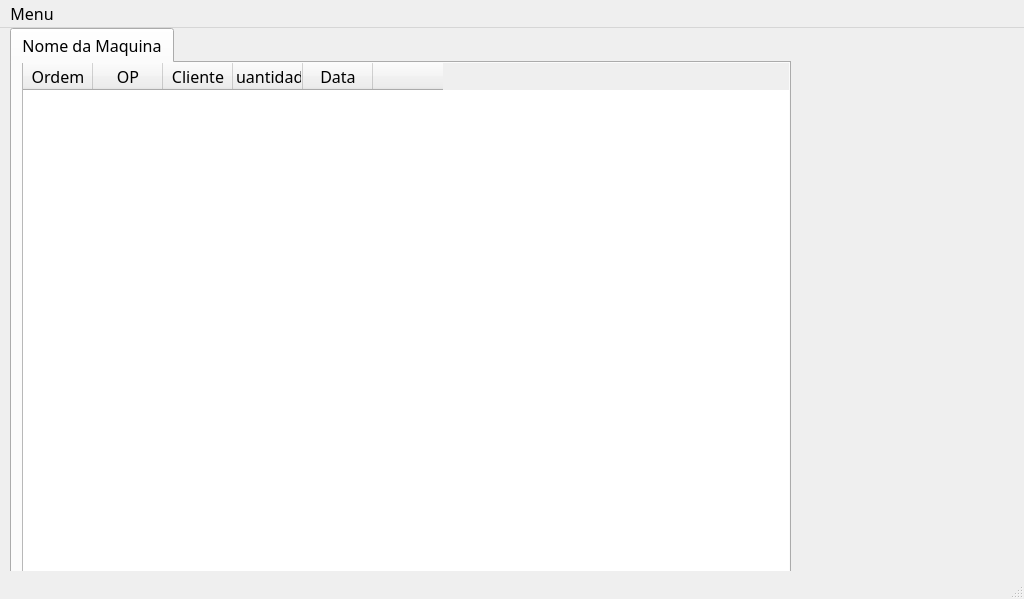
Above: PointSW/TelaPrincipal.ui from LuanTavares/PointSW before the change. Below: the same form after it.
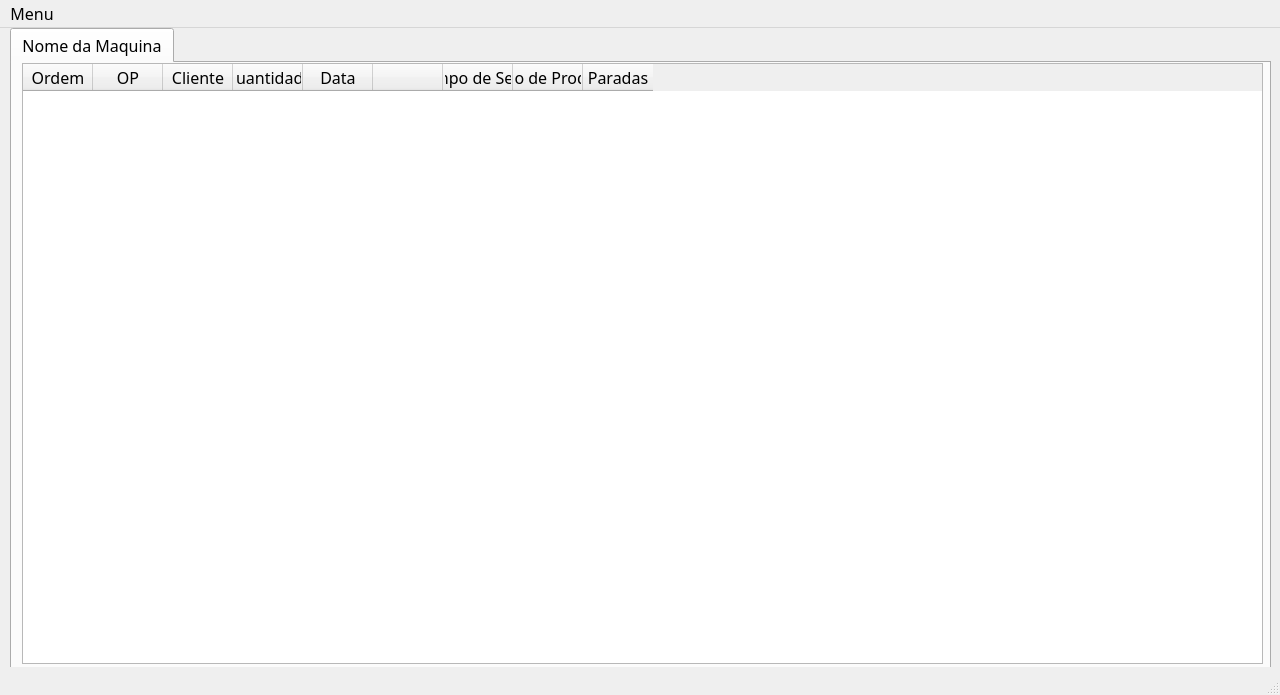
That is the form after the change.

What changed in the file:
```diff
--- a/PointSW/TelaPrincipal.ui
+++ b/PointSW/TelaPrincipal.ui
@@ -6,8 +6,8 @@
    <rect>
     <x>0</x>
     <y>0</y>
-    <width>1024</width>
-    <height>599</height>
+    <width>1280</width>
+    <height>695</height>
    </rect>
   </property>
   <property name="font">
@@ -25,8 +25,8 @@
      <rect>
       <x>10</x>
       <y>0</y>
-      <width>781</width>
-      <height>551</height>
+      <width>1261</width>
+      <height>651</height>
      </rect>
     </property>
     <property name="font">
@@ -46,16 +46,16 @@
       <property name="geometry">
        <rect>
         <x>10</x>
-        <y>-1</y>
-        <width>770</width>
-        <height>530</height>
+        <y>0</y>
+        <width>1241</width>
+        <height>601</height>
        </rect>
       </property>
       <property name="rowCount">
        <number>0</number>
       </property>
       <property name="columnCount">
-       <number>6</number>
+       <number>9</number>
       </property>
       <attribute name="horizontalHeaderCascadingSectionResizes">
        <bool>true</bool>
@@ -129,6 +129,39 @@
         <string/>
        </property>
       </column>
+      <column>
+       <property name="text">
+        <string>Tempo de Setup</string>
+       </property>
+       <property name="font">
+        <font>
+         <family>Trebuchet MS</family>
+         <pointsize>12</pointsize>
+        </font>
+       </property>
+      </column>
+      <column>
+       <property name="text">
+        <string>Tempo de Produção</string>
+       </property>
+       <property name="font">
+        <font>
+         <family>Trebuchet MS</family>
+         <pointsize>12</pointsize>
+        </font>
+       </property>
+      </column>
+      <column>
+       <property name="text">
+        <string>Paradas</string>
+       </property>
+       <property name="font">
+        <font>
+         <family>Trebuchet MS</family>
+         <pointsize>12</pointsize>
+        </font>
+       </property>
+      </column>
      </widget>
     </widget>
    </widget>
@@ -138,7 +171,7 @@
     <rect>
      <x>0</x>
      <y>0</y>
-     <width>1024</width>
+     <width>1280</width>
      <height>21</height>
     </rect>
    </property>
```
